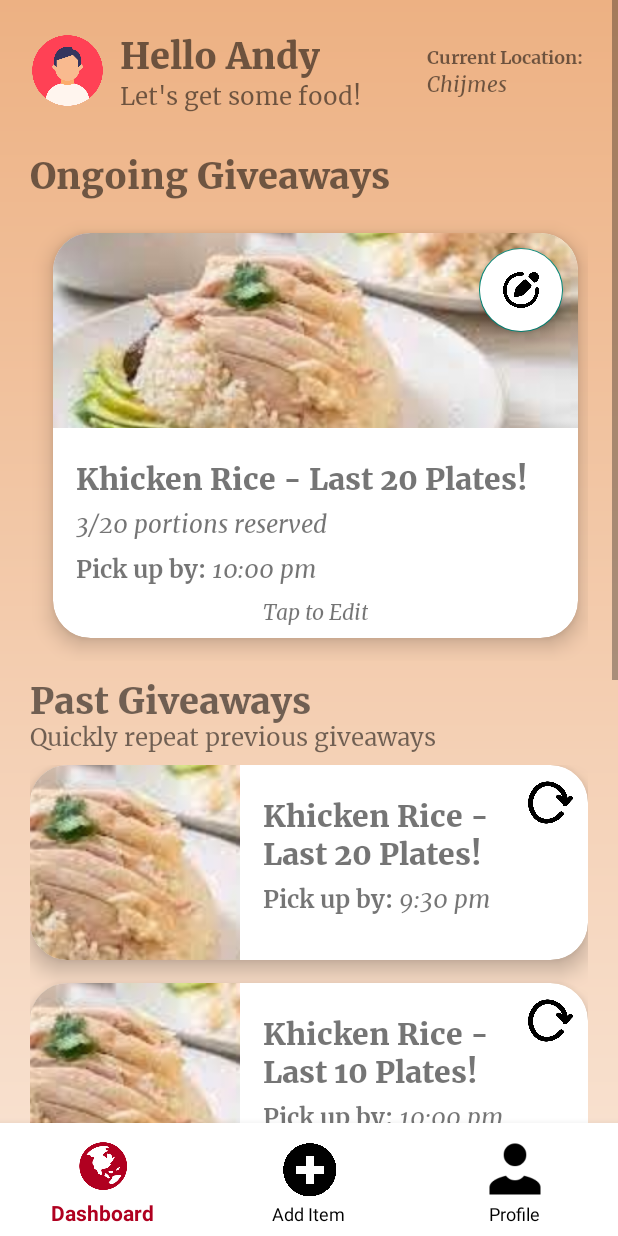
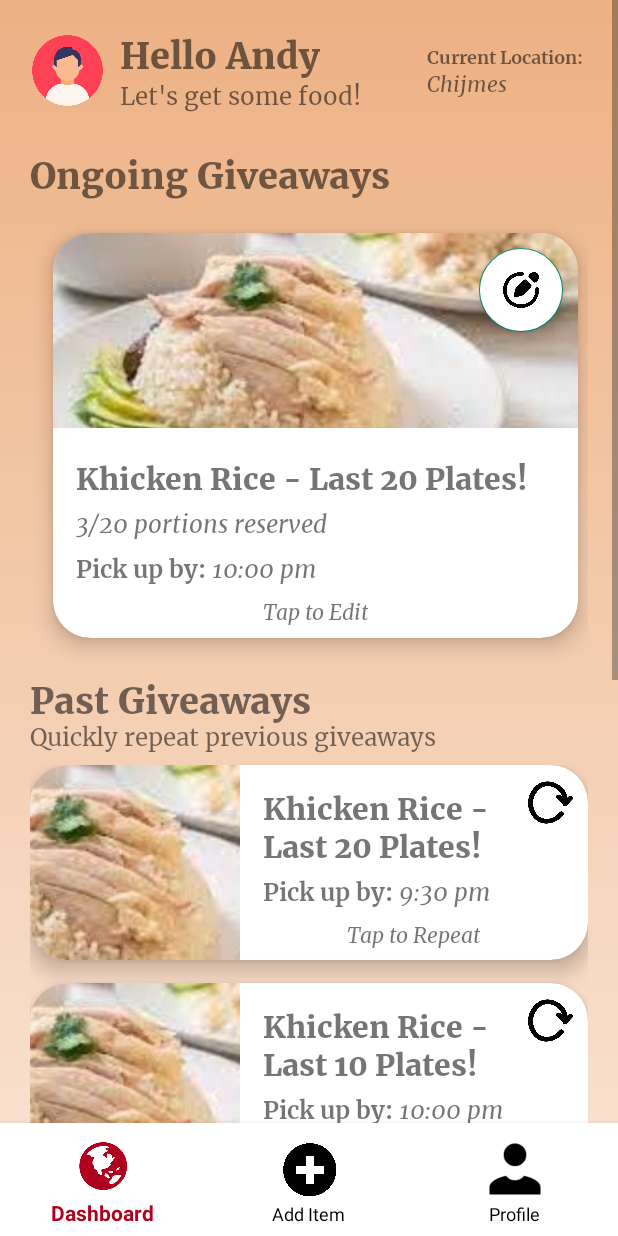
Before and after one commit to elyssatanxy/hawkergogo, an Android app: the SellerHome screen opened directly, with no data from a screen before it, on a phone screen of 412 x 824 dp. Run offline under Robolectric (Android 15) with nearby library versions, the phone set to English and light mode, and no system bars.

Commit message:
minor allignment changes

```diff
--- a/app/src/main/res/layout/ongoing.xml
+++ b/app/src/main/res/layout/ongoing.xml
@@ -7,6 +7,7 @@
     android:layout_width="350dp"
     android:layout_height="270sp"
     android:layout_margin="15dp"
+    android:onClick="goToAddItem"
     card_view:cardCornerRadius="25sp"
     card_view:cardElevation="8dp">
 
--- a/app/src/main/res/layout/past.xml
+++ b/app/src/main/res/layout/past.xml
@@ -7,6 +7,7 @@
     android:layout_width="match_parent"
     android:layout_height="130sp"
     android:layout_marginBottom="15sp"
+    android:onClick="goToAddItem"
     card_view:cardCornerRadius="25sp"
     card_view:cardElevation="8dp">
 
@@ -34,19 +35,19 @@
                 android:layout_width="wrap_content"
                 android:layout_height="wrap_content"
                 android:layout_marginEnd="50dp"
-                android:layout_marginTop="20sp"
-                android:layout_marginBottom="5sp"
+                android:layout_marginTop="15dp"
+                android:layout_marginBottom="5dp"
                 android:textSize="20sp"
                 android:fontFamily="@font/merriweatherblack" />
 
             <LinearLayout
                 android:layout_width="match_parent"
-                android:layout_height="50dp"
+                android:layout_height="30dp"
                 android:orientation="horizontal">
 
                 <TextView
                     android:layout_width="wrap_content"
-                    android:layout_height="wrap_content"
+                    android:layout_height="30dp"
                     android:textSize="16sp"
                     android:textStyle="bold"
                     android:text="Pick up by: "
@@ -55,7 +56,7 @@
                 <TextView
                     android:id="@+id/pickup"
                     android:layout_width="wrap_content"
-                    android:layout_height="wrap_content"
+                    android:layout_height="30dp"
                     android:textSize="16sp"
                     android:fontFamily="@font/merriweatheritalic"/>
             </LinearLayout>
```
